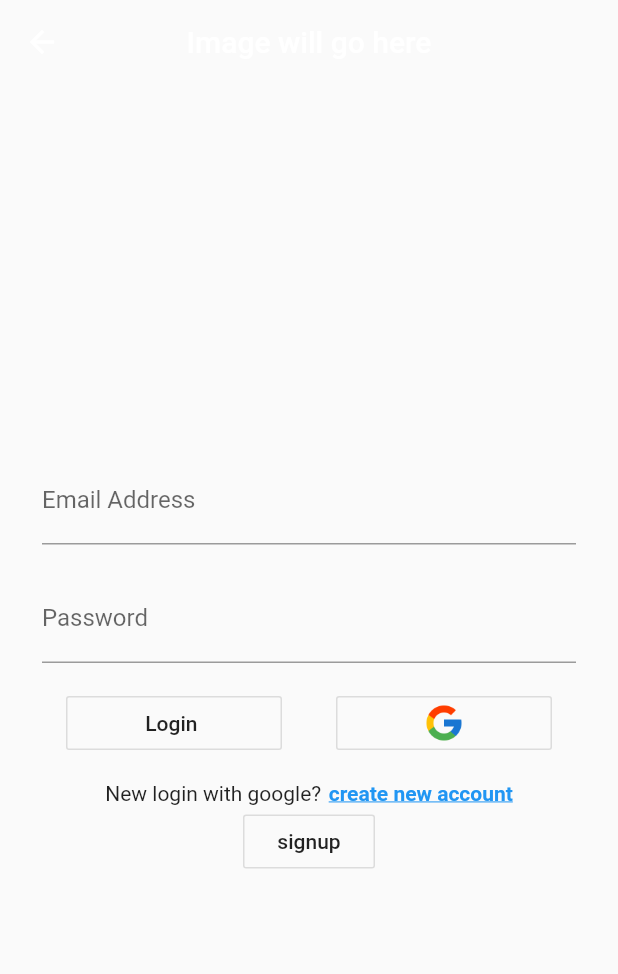
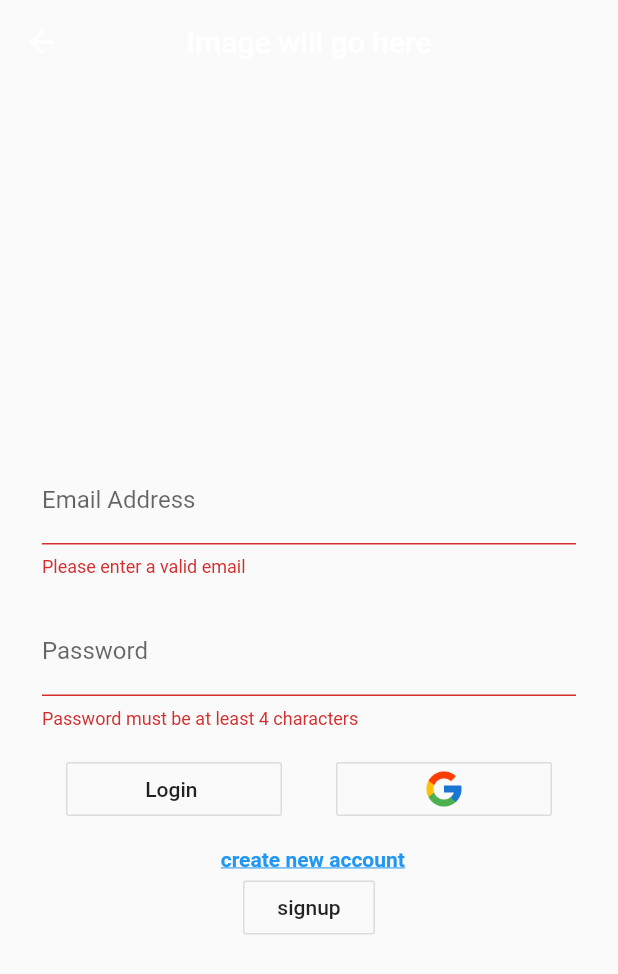
Before and after one commit to mmichelon/HikeLocator, a Flutter app: the LogInScreen screen opened directly, after a tap on "Login", on a phone screen of 412 x 824 dp. Shown: the top 974 px of the screen. Run offline on Flutter 3.47's test engine with Material 2 defaults, Android fonts, the phone set to English and light mode, and no system bars; our stand-ins replace firebase_auth, firebase_database, geolocator, google_maps_flutter, google_sign_in; accounts and stored records are empty; Roboto replaces fonts that are missing (Montserrat).

Commit message:
users can log in

```diff
--- a/lib/screens/login_screen.dart
+++ b/lib/screens/login_screen.dart
@@ -1,10 +1,12 @@
+import 'dart:async';
+
+import 'package:firebase_auth/firebase_auth.dart';
+import 'package:firebase_database/firebase_database.dart';
 import 'package:flutter/material.dart';
-import 'package:firebase_database/firebase_database.dart';
+import 'package:google_sign_in/google_sign_in.dart';
+
+import 'home_screen.dart';
 import 'signup_screen.dart';
-import 'package:firebase_auth/firebase_auth.dart';
-import 'package:google_sign_in/google_sign_in.dart';
-import 'home_screen.dart';
-import 'dart:async';
 
 final FirebaseDatabase database = FirebaseDatabase.instance;
 final FirebaseAuth _auth = FirebaseAuth.instance;
@@ -18,16 +20,16 @@ class LogInScreen extends StatefulWidget {
 
 class LogInScreenState extends State<LogInScreen> {
   String _email;
-  String   _password;
+  String _password;
+
   //google sign
   final GoogleSignIn _googleSignIn = new GoogleSignIn();
-  final formkey=new GlobalKey<FormState>();
+  final formkey = new GlobalKey<FormState>();
 
   @override
   Widget build(BuildContext context) {
     // TODO: implement build
     return new Scaffold(
-
       appBar: AppBar(
         //title: Image(image:AssetImage("images/flutter1.png",),height: 30.0,fit: BoxFit.fitHeight,),
         title: Text("Image will go here"),
@@ -35,10 +37,8 @@ class LogInScreenState extends State<LogInScreen> {
 
         centerTitle: true,
         backgroundColor: Colors.transparent,
-
       ),
-      body:
-      ListView(
+      body: ListView(
         shrinkWrap: true,
         children: <Widget>[
           Container(
@@ -48,11 +48,9 @@ class LogInScreenState extends State<LogInScreen> {
               //image: DecorationImage(
               //   image: AssetImage('images/monkey.gif'),
               // fit: BoxFit.cover),
-              borderRadius: BorderRadius.only
-                (
+              borderRadius: BorderRadius.only(
                   bottomLeft: Radius.circular(500.0),
-                  bottomRight: Radius.circular(500.0)
-              ),
+                  bottomRight: Radius.circular(500.0)),
             ),
           ),
           Center(
@@ -66,9 +64,13 @@ class LogInScreenState extends State<LogInScreen> {
                     shrinkWrap: true,
                     children: <Widget>[
                       emailField(),
-                          SizedBox(width: 20.0,height: 20.0,),
+                      SizedBox(
+                        width: 20.0,
+                        height: 20.0,
+                      ),
                       passwordField(),
-                          new Padding(padding: EdgeInsets.all(8.0),
+                      new Padding(
+                        padding: EdgeInsets.all(8.0),
                         child: Center(
                           child: Padding(
                             padding: const EdgeInsets.all(8.0),
@@ -79,33 +81,42 @@ class LogInScreenState extends State<LogInScreen> {
                                     Expanded(
                                       child: OutlineButton(
                                           child: Text("Login "),
-                                              onPressed:loginUser
-                                          ),
+                                          onPressed: ()=>loginUser()),
                                       flex: 1,
                                     ),
-                                        SizedBox(height: 18.0,width: 18.0,),
-
-                                        SizedBox(height: 18.0,width: 18.0,),
+                                    SizedBox(
+                                      height: 18.0,
+                                      width: 18.0,
+                                    ),
+                                    SizedBox(
+                                      height: 18.0,
+                                      width: 18.0,
+                                    ),
                                     Expanded(
                                       flex: 1,
                                       child: OutlineButton(
-                                              child: Image(image: AssetImage("images/google1.png"),height:28.0,fit: BoxFit.fitHeight),
-                                              onPressed: ()=> googleSignin()..catchError((e){
+                                        child: Image(
+                                            image: AssetImage(
+                                                "images/google1.png"),
+                                            height: 28.0,
+                                            fit: BoxFit.fitHeight),
+                                        onPressed: () => googleSignin()
+                                          ..catchError((e) {
                                             print(e);
                                           }),
                                       ),
                                     )
-
                                   ],
                                 ),
                                 SizedBox(height: 15.0),
                                 Row(
                                   mainAxisAlignment: MainAxisAlignment.center,
                                   children: <Widget>[
-                                        Text(
+                                    /*ext(
                                       'New login with google?',
-                                          style: TextStyle(fontFamily: 'Montserrat'),
-                                        ),
+                                      style:
+                                          TextStyle(fontFamily: 'Montserrat'),
+                                    ),*/
                                     SizedBox(width: 5.0),
                                     InkWell(
                                       child: Text(
@@ -114,60 +125,40 @@ class LogInScreenState extends State<LogInScreen> {
                                             color: Colors.blue,
                                             fontFamily: 'Montserrat',
                                             fontWeight: FontWeight.bold,
-                                                decoration: TextDecoration.underline),
+                                            decoration:
+                                                TextDecoration.underline),
                                       ),
                                     )
                                   ],
                                 ),
                                 OutlineButton(
                                     child: Text("signup"),
-                                        onPressed: (){
+                                    onPressed: () {
                                       Navigator.push(
                                         context,
-                                            MaterialPageRoute(builder: (context) => SignUpScreen()),
+                                        MaterialPageRoute(
+                                            builder: (context) =>
+                                                SignUpScreen()),
                                       );
                                       //Navigator.of(context).pushNamed('/signup');
                                     }),
                               ],
-
                             ),
-
-                              ),
-                            ),),
-
-                        ],
-
-                      ),
-                    ),
-                  )
                           ),
                         ),
                       ),
                     ],
-      ) ,
+                  ),
+                ),
+              )),
+            ),
+          ),
+        ],
+      ),
     );
   }
 
-  Widget emailField(){
-    return TextFormField(
-      keyboardType: TextInputType.emailAddress,
-      decoration: InputDecoration(
-          labelText: "Email Address",
-          hintText: 'me@example.com'
-
-      ),
-
-      validator: (String value){
-        if(!value.contains('@')){
-          return 'Please enter a valid email';
-        }
-      },
-      onSaved:(String value){
-        _email = value;
-      },
-    );
-  }
-  Future<FirebaseUser> googleSignin () async {
+  Future<FirebaseUser> googleSignin() async {
     GoogleSignInAccount googleSignInAccount = await _googleSignIn.signIn();
     GoogleSignInAuthentication googleSignInAuthentication =
         await googleSignInAccount.authentication;
@@ -177,48 +168,54 @@ class LogInScreenState extends State<LogInScreen> {
         accessToken: googleSignInAuthentication.accessToken);
     print("user is ${user.displayName}");
     return user;
+  }
 
+  Widget emailField() {
+    return TextFormField(
+      keyboardType: TextInputType.emailAddress,
+      decoration: InputDecoration(
+          labelText: "Email Address", hintText: 'me@example.com'),
+      validator: (String value) {
+        if (!value.contains('@')) {
+          return 'Please enter a valid email';
+        }
+      },
+      onSaved: (String value) {
+        _email = value;
+      },
+    );
+  }
 
-  }
-  Widget passwordField(){
+  Widget passwordField() {
     return TextFormField(
       obscureText: true,
-      decoration: InputDecoration(
-          labelText: "Password",
-          hintText: 'Password'
-      ),
-      validator: (String value){
-        if(value.length < 4){
+      decoration: InputDecoration(labelText: "Password", hintText: 'Password'),
+      validator: (String value) {
+        if (value.length < 6) {
           return "Password must be at least 4 characters";
         }
       },
-      onSaved:(String value){
+      onSaved: (String value) {
         _password = value;
       },
     );
   }
 
-  Widget loginUser(){
-    return RaisedButton(
-      color: Colors.blue,
-      child: Text("Log In"),
-      onPressed: () {
-        if(formkey.currentState.validate()){
+  loginUser() {
+
+        if (formkey.currentState.validate()) {
           formkey.currentState.save();
-          FirebaseAuth.instance.signInWithEmailAndPassword(email: _email, password: _password)
-              .then((user){
-            print("signed in as ${user.uid}");
+          _auth
+              .signInWithEmailAndPassword(email: _email, password: _password)
+             .catchError((e) {
+            print("Something went wrong: ${e.toString()}");
+          }) .then((newUser) {
+            print("signed in as ${newUser.email}");
+          });
           Navigator.push(
             context,
             MaterialPageRoute(builder: (context) => MyApp()),
           );
-            //Navigator.of(context).pushReplacementNamed('/home_screen');
-          }).catchError((e){
-            print(e);
-          });
         }
-      },
-    );
   }
-
 }
```
Lines whose indentation alone changed are shown as unchanged.
